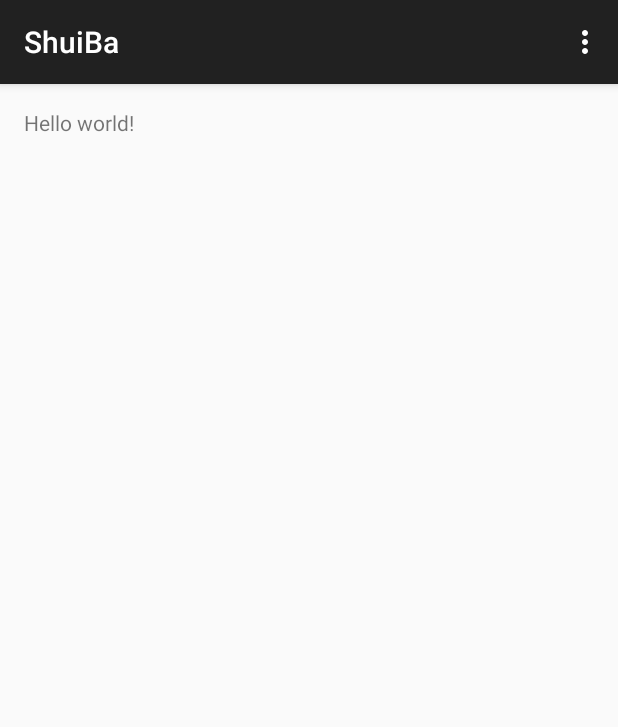
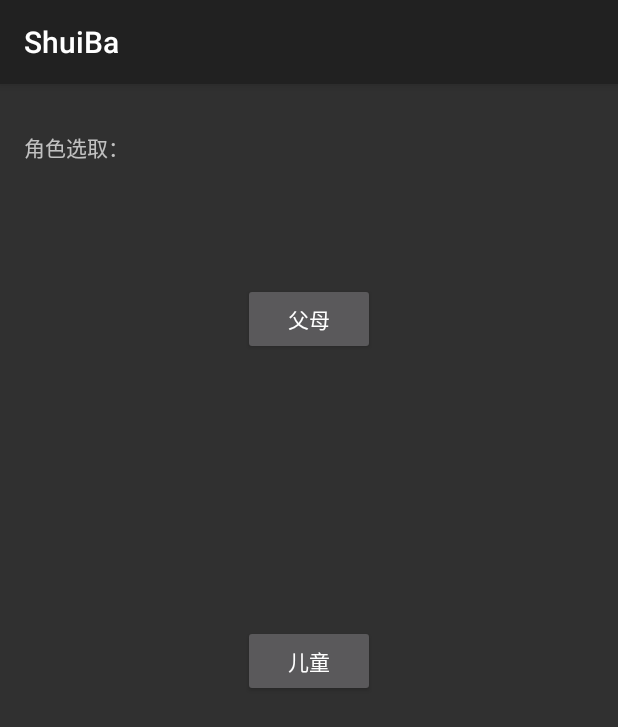
Before and after one commit to littlee/shuiba, an Android app: the screen it shows after launch (MainActivity), on a phone screen of 412 x 824 dp. Shown: the top 727 px of the screen. Run offline under Robolectric (Android 15) with nearby library versions, the phone set to English and light mode, and no system bars.

Commit message:
界面雏形

```diff
--- a/ShuiBa/app/src/main/java/com/shuiba/sb/shuiba/MainActivity.java
+++ b/ShuiBa/app/src/main/java/com/shuiba/sb/shuiba/MainActivity.java
@@ -1,37 +1,16 @@
 package com.shuiba.sb.shuiba;
 
+import android.support.v4.app.Fragment;
 import android.support.v7.app.AppCompatActivity;
 import android.os.Bundle;
 import android.view.Menu;
 import android.view.MenuItem;
 
-public class MainActivity extends AppCompatActivity {
+public class MainActivity extends SingleFragmentActivity {
 
     @Override
-    protected void onCreate(Bundle savedInstanceState) {
-        super.onCreate(savedInstanceState);
-        setContentView(R.layout.activity_main);
+    protected Fragment createFragment() {
+        return new MainFragment();
     }
 
-    @Override
-    public boolean onCreateOptionsMenu(Menu menu) {
-        // Inflate the menu; this adds items to the action bar if it is present.
-        getMenuInflater().inflate(R.menu.menu_main, menu);
-        return true;
-    }
-
-    @Override
-    public boolean onOptionsItemSelected(MenuItem item) {
-        // Handle action bar item clicks here. The action bar will
-        // automatically handle clicks on the Home/Up button, so long
-        // as you specify a parent activity in AndroidManifest.xml.
-        int id = item.getItemId();
-
-        //noinspection SimplifiableIfStatement
-        if (id == R.id.action_settings) {
-            return true;
-        }
-
-        return super.onOptionsItemSelected(item);
-    }
 }
--- /dev/null
+++ b/ShuiBa/app/src/main/java/com/shuiba/sb/shuiba/MainFragment.java
@@ -0,0 +1,45 @@
+package com.shuiba.sb.shuiba;
+
+import android.content.Intent;
+import android.os.Bundle;
+import android.support.annotation.Nullable;
+import android.support.v4.app.Fragment;
+import android.view.LayoutInflater;
+import android.view.View;
+import android.view.ViewGroup;
+import android.widget.Button;
+
+/**
+ * Created by Administrator on 2015/9/22.
+ */
+public class MainFragment extends Fragment{
+    private Button mParentButton;
+    private Button mChildrenButton;
+    @Nullable
+    @Override
+    public View onCreateView(LayoutInflater inflater, ViewGroup container, Bundle savedInstanceState) {
+        View view = inflater.inflate(R.layout.fragment_main, container, false);
+
+        mParentButton = (Button)view.findViewById(R.id.parentButton);
+        mParentButton.setOnClickListener(new View.OnClickListener(){
+
+            @Override
+            public void onClick(View view) {
+                Intent i = new Intent(getActivity(), ParentActivity.class);
+                startActivity(i);
+            }
+        });
+
+        mChildrenButton =(Button)view.findViewById(R.id.childButton);
+        mChildrenButton.setOnClickListener(new View.OnClickListener() {
+            @Override
+            public void onClick(View view) {
+                Intent i = new Intent(getActivity(), ChildrenActivity.class);
+                startActivity(i);
+            }
+        });
+
+        return view;
+    }
+
+}
--- /dev/null
+++ b/ShuiBa/app/src/main/java/com/shuiba/sb/shuiba/SingleFragmentActivity.java
@@ -0,0 +1,26 @@
+package com.shuiba.sb.shuiba;
+
+import android.os.Bundle;
+import android.support.v4.app.Fragment;
+import android.support.v4.app.FragmentManager;
+import android.support.v7.app.AppCompatActivity;
+
+/**
+ * Created by Administrator on 2015/9/22.
+ */
+public abstract class SingleFragmentActivity extends AppCompatActivity{
+    protected abstract Fragment createFragment();
+    @Override
+    protected void onCreate(Bundle savedInstanceState) {
+        super.onCreate(savedInstanceState);
+        setContentView(R.layout.activity_fragment);
+        FragmentManager fm = getSupportFragmentManager();
+        Fragment fragment = fm.findFragmentById(R.id.fragmentContainer);
+        if (fragment == null) {
+            fragment = createFragment();
+            fm.beginTransaction()
+                    .add(R.id.fragmentContainer, fragment)
+                    .commit();
+        }
+    }
+}
--- /dev/null
+++ b/ShuiBa/app/src/main/res/layout/activity_fragment.xml
@@ -0,0 +1,7 @@
+<?xml version="1.0" encoding="utf-8"?>
+<FrameLayout xmlns:android="http://schemas.android.com/apk/res/android"
+    android:id="@+id/fragmentContainer"
+    android:layout_width="match_parent"
+    android:layout_height="match_parent">
+
+</FrameLayout>
--- /dev/null
+++ b/ShuiBa/app/src/main/res/layout/fragment_main.xml
@@ -0,0 +1,33 @@
+<RelativeLayout xmlns:android="http://schemas.android.com/apk/res/android"
+    xmlns:tools="http://schemas.android.com/tools" android:layout_width="match_parent"
+    android:layout_height="match_parent" android:paddingLeft="@dimen/activity_horizontal_margin"
+    android:paddingRight="@dimen/activity_horizontal_margin"
+    android:paddingTop="@dimen/activity_vertical_margin"
+    android:paddingBottom="@dimen/activity_vertical_margin" tools:context=".MainActivity">
+
+    <TextView
+        android:id="@+id/textview"
+        android:text="@string/role_selection"
+        android:layout_width="wrap_content"
+        android:layout_height="wrap_content"
+        android:layout_marginTop="15dp"/>
+
+    <Button
+        android:id="@+id/parentButton"
+        android:layout_width="wrap_content"
+        android:layout_height="wrap_content"
+        android:text="@string/parent"
+        android:layout_centerHorizontal="true"
+        android:layout_below="@id/textview"
+        android:layout_marginTop="80dp"/>
+
+    <Button
+        android:id="@+id/childButton"
+        android:layout_width="wrap_content"
+        android:layout_height="wrap_content"
+        android:text="@string/children"
+        android:layout_centerHorizontal="true"
+        android:layout_below="@id/parentButton"
+        android:layout_marginTop="180dp"/>
+
+</RelativeLayout>
--- a/ShuiBa/app/src/main/res/values/strings.xml
+++ b/ShuiBa/app/src/main/res/values/strings.xml
@@ -1,6 +1,9 @@
 <resources>
     <string name="app_name">ShuiBa</string>
-
-    <string name="hello_world">Hello world!</string>
     <string name="action_settings">Settings</string>
+    <string name="role_selection">角色选取：</string>
+    <string name="parent">父母</string>
+    <string name="children">儿童</string>
+    <string name="search">搜索</string>
+    <string name="delete">删除</string>
 </resources>
```
Also changed, not shown: ShuiBa/app/src/main/AndroidManifest.xml (+9 -1 lines), ShuiBa/app/src/main/java/com/shuiba/sb/shuiba/ChildrenActivity.java (added, +13 -0 lines), ShuiBa/app/src/main/java/com/shuiba/sb/shuiba/ChildrenFragment.java (added, +44 -0 lines), ShuiBa/app/src/main/java/com/shuiba/sb/shuiba/ParentActivity.java (added, +13 -0 lines), ShuiBa/app/src/main/java/com/shuiba/sb/shuiba/ParentFragment.java (added, +55 -0 lines), ShuiBa/app/src/main/java/com/shuiba/sb/shuiba/Story.java (added, +20 -0 lines), ShuiBa/app/src/main/res/layout/list_item_story.xml (added, +18 -0 lines), ShuiBa/app/src/main/res/menu/fragment_parent_list.xml (added, +15 -0 lines), 1 other file.
